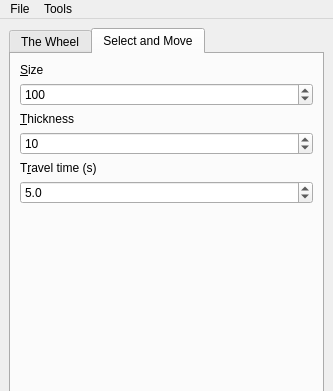
Old version of the form main_window.ui in the repository tortugueta/OET; both pictures show x 0 to 333 and y 0 to 391 of the 333 by 599 pixel window.
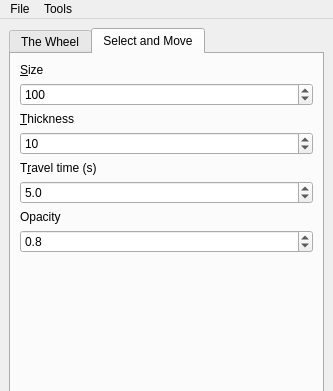
New version of the form. The open tabs and pages were chosen to show the change.

Commit message: Add window to translate clicks from outside the viewport to the viewport

Patch:
```diff
--- a/main_window.ui
+++ b/main_window.ui
@@ -851,7 +851,7 @@
        <attribute name="title">
         <string>Select and Move</string>
        </attribute>
-       <layout class="QVBoxLayout" name="verticalLayout_17">
+       <layout class="QVBoxLayout" name="verticalLayout_18">
         <item>
          <layout class="QVBoxLayout" name="verticalLayout_16">
           <item>
@@ -936,6 +936,36 @@
           </item>
          </layout>
         </item>
+        <item>
+         <layout class="QVBoxLayout" name="verticalLayout_17">
+          <item>
+           <widget class="QLabel" name="tab2_opacityLabel">
+            <property name="text">
+             <string>Opacity</string>
+            </property>
+            <property name="buddy">
+             <cstring>tab2_opacitySpinBox</cstring>
+            </property>
+           </widget>
+          </item>
+          <item>
+           <widget class="QDoubleSpinBox" name="tab2_opacitySpinBox">
+            <property name="decimals">
+             <number>1</number>
+            </property>
+            <property name="maximum">
+             <double>1.000000000000000</double>
+            </property>
+            <property name="singleStep">
+             <double>0.100000000000000</double>
+            </property>
+            <property name="value">
+             <double>0.800000000000000</double>
+            </property>
+           </widget>
+          </item>
+         </layout>
+        </item>
         <item>
          <spacer name="verticalSpacer_2">
           <property name="orientation">
```
Left out of the diff: 5 changed lines with no effect on the pictures. The commit also changes 6 other files.
